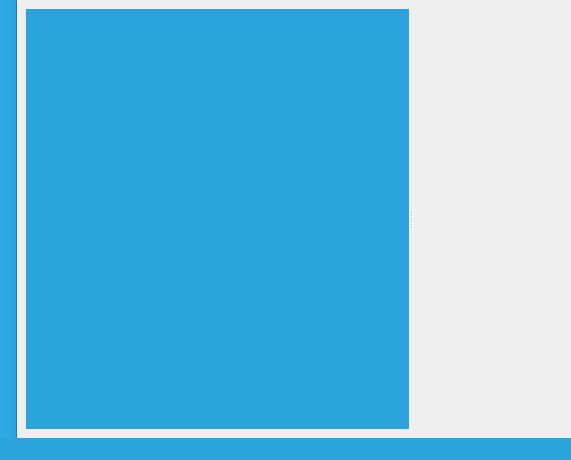
Qt form retroshare-gui/src/gui/MainWindow.ui (RetroShare/RetroShare) before a commit.
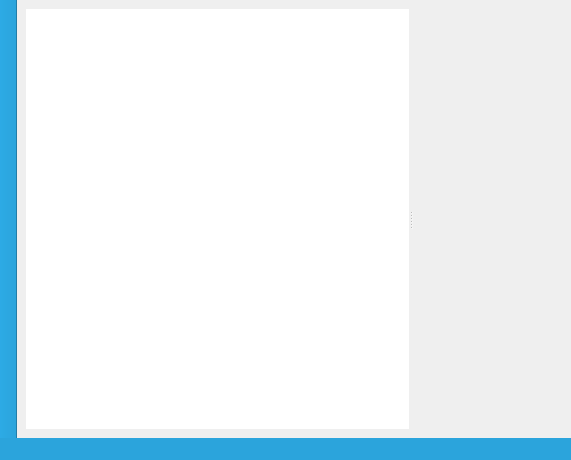
The same form after that commit. Icons and pictures are not drawn. Custom widgets are drawn as their Qt base class.

Commit message: update unseen background in MainWindow

Diff of the .ui file:
```diff
--- a/retroshare-gui/src/gui/MainWindow.ui
+++ b/retroshare-gui/src/gui/MainWindow.ui
@@ -17,9 +17,18 @@
    <string notr="true"/>
   </property>
   <widget class="QWidget" name="centralwidget">
+   <property name="autoFillBackground">
+    <bool>false</bool>
+   </property>
+   <property name="styleSheet">
+    <string notr="true"/>
+   </property>
    <layout class="QHBoxLayout" name="horizontalLayout">
     <item>
      <widget class="QSplitter" name="splitter">
+      <property name="styleSheet">
+       <string notr="true"/>
+      </property>
       <property name="orientation">
        <enum>Qt::Horizontal</enum>
       </property>
@@ -37,10 +46,7 @@
         </size>
        </property>
        <property name="styleSheet">
-        <string notr="true">color: rgb(255, 255, 255);
-background-color: rgb(43, 164, 220);
-selection-color: rgb(255, 255, 255);
-selection-background-color: rgb(7,120,171);</string>
+        <string notr="true"/>
        </property>
        <property name="frameShape">
         <enum>QFrame::NoFrame</enum>
```
Left out of the diff: 3 changed lines with no effect on the pictures. The commit also changes 8 other files.
